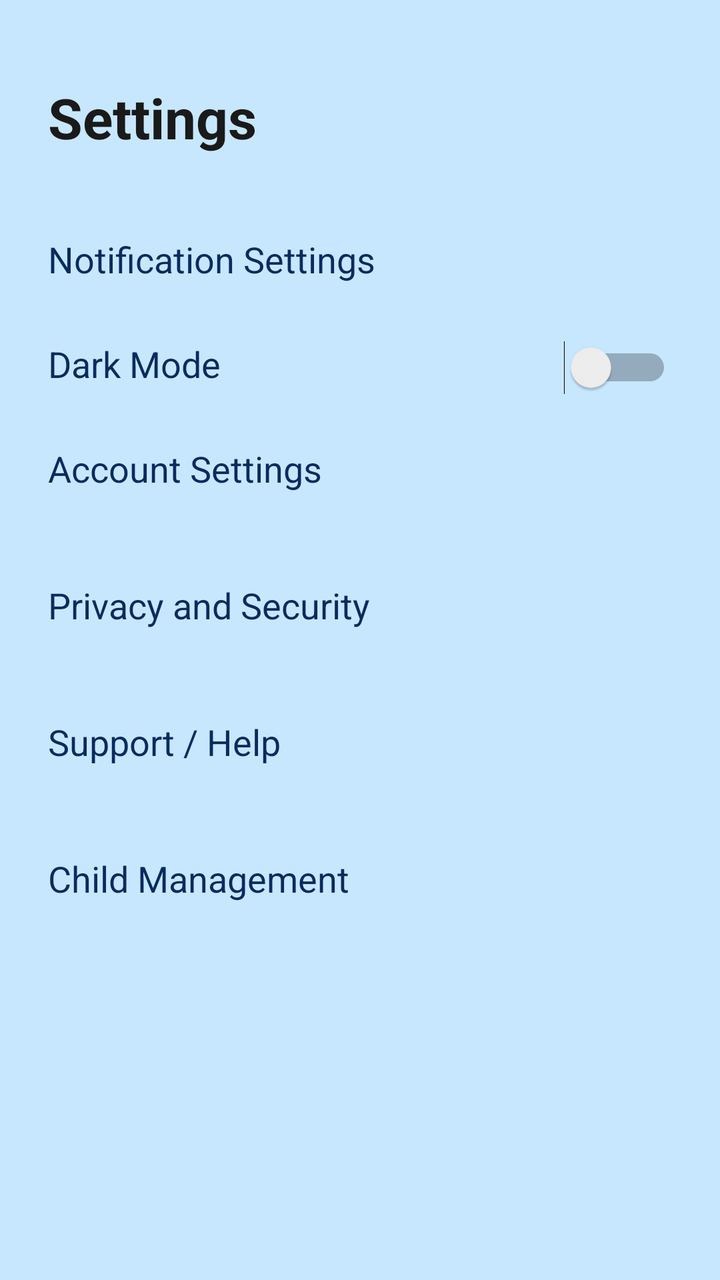
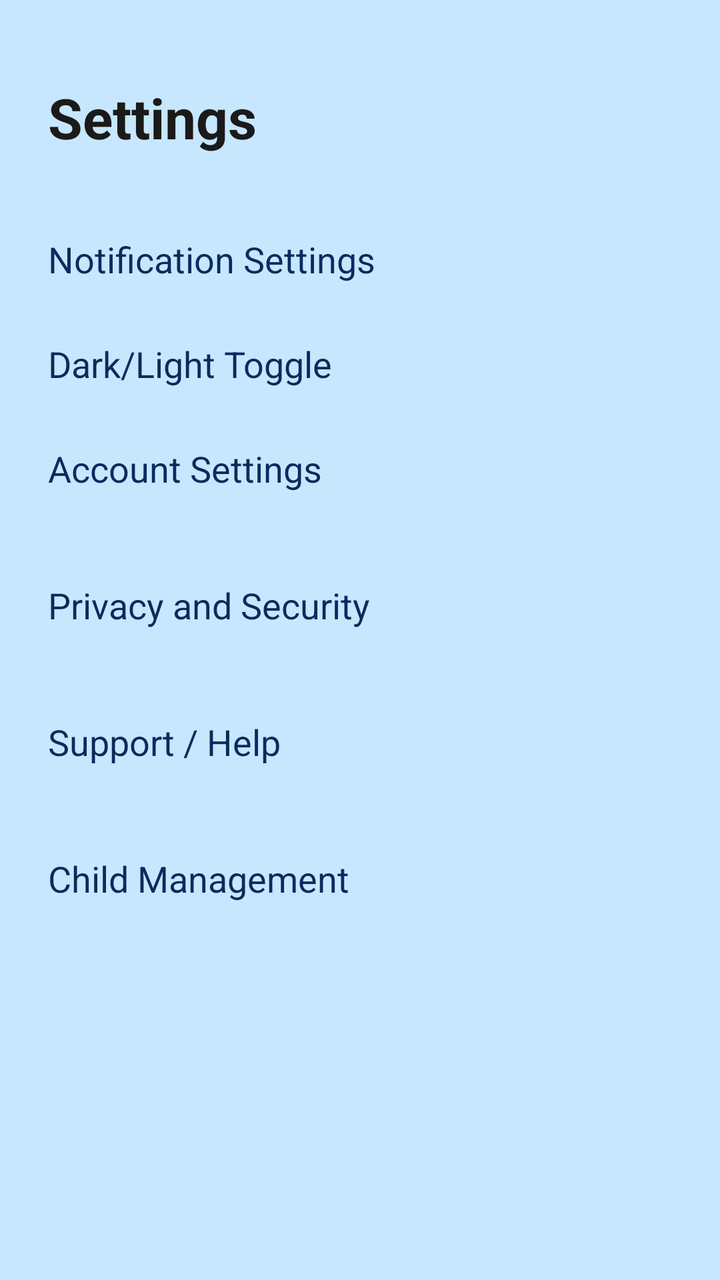

Two renders of the same Android screen: before a commit and after it. Below are the layout's source before the change and the commit's diff.
<!-- AndroidManifest.xml: application theme Theme.NurtureNest -->
<!-- res/layout/fragment_settings.xml -->
<androidx.constraintlayout.widget.ConstraintLayout
    xmlns:android="http://schemas.android.com/apk/res/android"
    xmlns:app="http://schemas.android.com/apk/res-auto"
    xmlns:tools="http://schemas.android.com/tools"
    android:layout_width="match_parent"
    android:layout_height="match_parent"
    android:background="?attr/colorBackground"
    tools:context=".fragments.SettingsFragment">

    
    <ScrollView
        android:id="@+id/scroll_container"
        android:layout_width="0dp"
        android:layout_height="0dp"
        android:fillViewport="true"
        app:layout_constraintTop_toTopOf="parent"
        app:layout_constraintBottom_toBottomOf="parent"
        app:layout_constraintStart_toStartOf="parent"
        app:layout_constraintEnd_toEndOf="parent">

        <androidx.constraintlayout.widget.ConstraintLayout
            android:id="@+id/main_content"
            android:layout_width="match_parent"
            android:layout_height="wrap_content"
            android:paddingBottom="24dp">

            
            <TextView
                android:id="@+id/tvSettingsTitle"
                android:layout_width="wrap_content"
                android:layout_height="wrap_content"
                android:text="Settings"
                android:textSize="28sp"
                android:textStyle="bold"
                android:textColor="?attr/colorOnBackground"
                android:layout_marginTop="40dp"
                android:layout_marginStart="24dp"
                app:layout_constraintTop_toTopOf="parent"
                app:layout_constraintStart_toStartOf="parent"/>

            
            <TextView
                android:id="@+id/tvNotificationSettings"
                android:layout_width="0dp"
                android:layout_height="wrap_content"
                android:text="Notification Settings"
                android:textSize="18sp"
                android:textColor="?attr/colorPrimary"
                android:clickable="true"
                android:focusable="true"
                android:paddingVertical="16dp"
                android:background="?attr/selectableItemBackground"
                android:layout_marginStart="24dp"
                android:layout_marginEnd="24dp"
                android:layout_marginTop="24dp"
                app:layout_constraintTop_toBottomOf="@id/tvSettingsTitle"
                app:layout_constraintStart_toStartOf="parent"
                app:layout_constraintEnd_toEndOf="parent"/>

            
            <TextView
                android:id="@+id/tvThemeSettings"
                android:layout_width="wrap_content"
                android:layout_height="wrap_content"
                android:text="Dark Mode"
                android:textSize="18sp"
                android:textColor="?attr/colorPrimary"
                android:layout_marginStart="24dp"
                android:layout_marginTop="12dp"
                app:layout_constraintTop_toBottomOf="@id/tvNotificationSettings"
                app:layout_constraintStart_toStartOf="parent"/>

            <Switch
                android:id="@+id/switchTheme"
                android:layout_width="60dp"
                android:layout_height="60dp"
                android:checked="false"
                android:textOff="Light"
                android:textOn="Dark"
                app:layout_constraintBaseline_toBaselineOf="@id/tvThemeSettings"
                app:layout_constraintEnd_toEndOf="parent"
                android:layout_marginEnd="24dp"/>

            
            <TextView
                android:id="@+id/tvAccountSettings"
                android:layout_width="0dp"
                android:layout_height="wrap_content"
                android:text="Account Settings"
                android:textSize="18sp"
                android:textColor="?attr/colorPrimary"
                android:clickable="true"
                android:focusable="true"
                android:paddingVertical="16dp"
                android:background="?attr/selectableItemBackground"
                android:layout_marginStart="24dp"
                android:layout_marginEnd="24dp"
                android:layout_marginTop="12dp"
                app:layout_constraintTop_toBottomOf="@id/tvThemeSettings"
                app:layout_constraintStart_toStartOf="parent"
                app:layout_constraintEnd_toEndOf="parent"/>

            
            <TextView
                android:id="@+id/tvPrivacySecurity"
                android:layout_width="0dp"
                android:layout_height="wrap_content"
                android:text="Privacy and Security"
                android:textSize="18sp"
                android:textColor="?attr/colorPrimary"
                android:clickable="true"
                android:focusable="true"
                android:paddingVertical="16dp"
                android:background="?attr/selectableItemBackground"
                android:layout_marginStart="24dp"
                android:layout_marginEnd="24dp"
                android:layout_marginTop="12dp"
                app:layout_constraintTop_toBottomOf="@id/tvAccountSettings"
                app:layout_constraintStart_toStartOf="parent"
                app:layout_constraintEnd_toEndOf="parent"/>

            
            <TextView
                android:id="@+id/tvSupportHelp"
                android:layout_width="0dp"
                android:layout_height="wrap_content"
                android:text="Support / Help"
                android:textSize="18sp"
                android:textColor="?attr/colorPrimary"
                android:clickable="true"
                android:focusable="true"
                android:paddingVertical="16dp"
                android:background="?attr/selectableItemBackground"
                android:layout_marginStart="24dp"
                android:layout_marginEnd="24dp"
                android:layout_marginTop="12dp"
                app:layout_constraintTop_toBottomOf="@id/tvPrivacySecurity"
                app:layout_constraintStart_toStartOf="parent"
                app:layout_constraintEnd_toEndOf="parent"/>

            
            <TextView
                android:id="@+id/tvChildManagement"
                android:layout_width="0dp"
                android:layout_height="wrap_content"
                android:text="Child Management"
                android:textSize="18sp"
                android:textColor="?attr/colorPrimary"
                android:clickable="true"
                android:focusable="true"
                android:paddingVertical="16dp"
                android:background="?attr/selectableItemBackground"
                android:layout_marginStart="24dp"
                android:layout_marginEnd="24dp"
                android:layout_marginTop="12dp"
                app:layout_constraintTop_toBottomOf="@id/tvSupportHelp"
                app:layout_constraintStart_toStartOf="parent"
                app:layout_constraintEnd_toEndOf="parent"/>

        </androidx.constraintlayout.widget.ConstraintLayout>

    </ScrollView>

</androidx.constraintlayout.widget.ConstraintLayout>
<!-- resources referenced by this layout -->
<resources>
  <style name="Theme.NurtureNest" parent="Theme.MaterialComponents.DayNight.NoActionBar">
          <item name="colorPrimary">#0A2B5D</item>
          <item name="colorOnPrimary">#FFFFFF</item>
          <item name="colorSurface">#000000</item>
          <item name="colorOnSurface">#FFFFFF</item>
          <item name="colorBackground">#C7E7FF</item>
          <item name="colorOnBackground">#1A1A1A</item>
          <item name="android:windowBackground">#C7E7FF</item>
      </style>
</resources>

<!-- the commit's change to res/layout/fragment_settings.xml (unified diff, before → after) -->
@@ -62,24 +62,13 @@
                 android:id="@+id/tvThemeSettings"
                 android:layout_width="wrap_content"
                 android:layout_height="wrap_content"
-                android:text="Dark Mode"
+                android:text="Dark/Light Toggle"
                 android:textSize="18sp"
                 android:textColor="?attr/colorPrimary"
                 android:layout_marginStart="24dp"
                 android:layout_marginTop="12dp"
                 app:layout_constraintTop_toBottomOf="@id/tvNotificationSettings"
                 app:layout_constraintStart_toStartOf="parent"/>
-
-            <Switch
-                android:id="@+id/switchTheme"
-                android:layout_width="60dp"
-                android:layout_height="60dp"
-                android:checked="false"
-                android:textOff="Light"
-                android:textOn="Dark"
-                app:layout_constraintBaseline_toBaselineOf="@id/tvThemeSettings"
-                app:layout_constraintEnd_toEndOf="parent"
-                android:layout_marginEnd="24dp"/>
 
             
             <TextView
